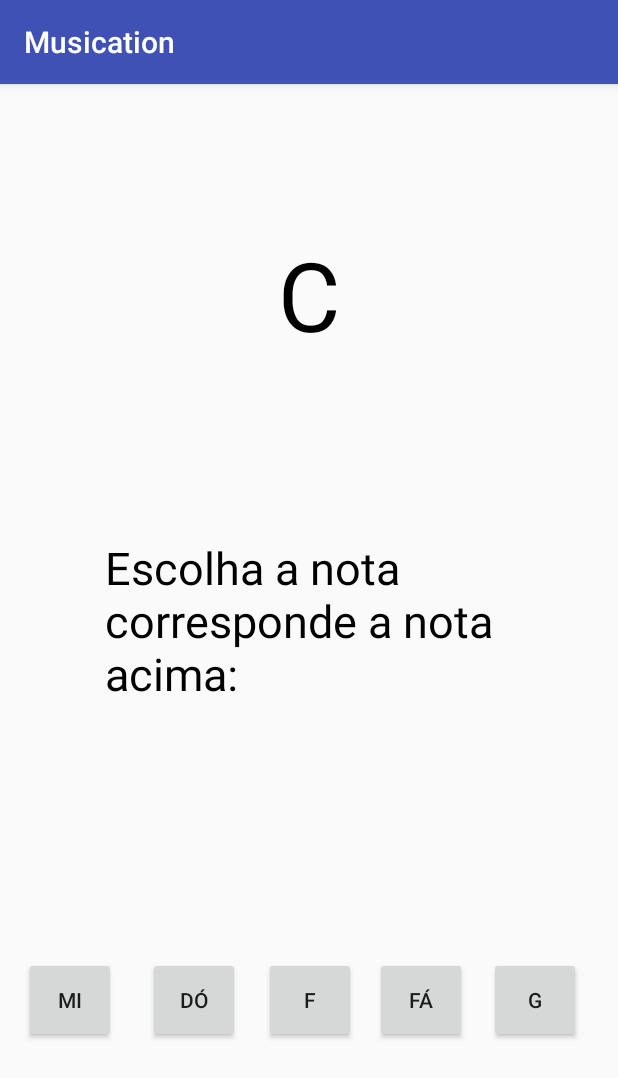
After one commit to BrenoUSP/MusicApp, an Android app: the lvl2_notmus_2 screen opened directly, with no data from a screen before it, on a phone screen of 412 x 824 dp. The commit adds this screen. Shown: the top 1078 px of the screen. Run offline under Robolectric (Android 15) with nearby library versions, the phone set to English and light mode, and no system bars.

Commit message:
Preparação de tela de questão.

```diff
--- a/Software/Musication/app/src/main/AndroidManifest.xml
+++ b/Software/Musication/app/src/main/AndroidManifest.xml
@@ -12,7 +12,7 @@
         <activity
             android:name=".LoginActivity"
             android:label="@string/app_name"
-            android:theme="@style/AppTheme.NoActionBar"></activity>
+            android:theme="@style/AppTheme.NoActionBar" />
         <activity
             android:name=".InfoActivity"
             android:label="Info"
@@ -30,7 +30,8 @@
                 <category android:name="android.intent.category.LAUNCHER" />
             </intent-filter>
         </activity>
-        <activity android:name=".lvl2_notmus_1"></activity>
+        <activity android:name=".lvl2_notmus_1" />
+        <activity android:name=".lvl2_notmus_2"></activity>
     </application>
 
 </manifest>
--- /dev/null
+++ b/Software/Musication/app/src/main/java/efestus/musication/lvl2_notmus_2.java
@@ -0,0 +1,13 @@
+package efestus.musication;
+
+import android.support.v7.app.AppCompatActivity;
+import android.os.Bundle;
+
+public class lvl2_notmus_2 extends AppCompatActivity {
+
+    @Override
+    protected void onCreate(Bundle savedInstanceState) {
+        super.onCreate(savedInstanceState);
+        setContentView(R.layout.activity_lvl2_notmus_2);
+    }
+}
--- a/Software/Musication/app/src/main/res/layout/activity_lvl2_notmus_1.xml
+++ b/Software/Musication/app/src/main/res/layout/activity_lvl2_notmus_1.xml
@@ -10,12 +10,8 @@
         android:id="@+id/scrollView3"
         android:layout_width="371dp"
         android:layout_height="504dp"
-        android:layout_marginBottom="8dp"
-        android:layout_marginEnd="8dp"
         android:layout_marginLeft="8dp"
-        android:layout_marginRight="8dp"
         android:layout_marginStart="8dp"
-        android:layout_marginTop="8dp"
         app:layout_constraintBottom_toBottomOf="parent"
         app:layout_constraintEnd_toEndOf="parent"
         app:layout_constraintHorizontal_bias="0.0"
@@ -24,13 +20,13 @@
         app:layout_constraintVertical_bias="0.0">
 
         <LinearLayout
-            android:layout_width="match_parent"
-            android:layout_height="wrap_content"
+            android:layout_width="wrap_content"
+            android:layout_height="match_parent"
             android:orientation="vertical">
 
             <TextView
                 android:id="@+id/textView3"
-                android:layout_width="match_parent"
+                android:layout_width="325dp"
                 android:layout_height="wrap_content"
                 android:layout_marginBottom="8dp"
                 android:layout_marginEnd="8dp"
@@ -86,7 +82,7 @@
             <TextView
                 android:id="@+id/textView11"
                 android:layout_width="match_parent"
-                android:layout_height="wrap_content"
+                android:layout_height="73dp"
                 android:layout_marginBottom="8dp"
                 android:layout_marginEnd="8dp"
                 android:layout_marginLeft="8dp"
--- /dev/null
+++ b/Software/Musication/app/src/main/res/layout/activity_lvl2_notmus_2.xml
@@ -0,0 +1,137 @@
+<?xml version="1.0" encoding="utf-8"?>
+<android.support.constraint.ConstraintLayout xmlns:android="http://schemas.android.com/apk/res/android"
+    xmlns:app="http://schemas.android.com/apk/res-auto"
+    xmlns:tools="http://schemas.android.com/tools"
+    android:layout_width="match_parent"
+    android:layout_height="match_parent"
+    tools:context=".lvl2_notmus_2">
+
+    <TextView
+        android:id="@+id/textView1"
+        android:layout_width="wrap_content"
+        android:layout_height="wrap_content"
+        android:layout_marginBottom="8dp"
+        android:layout_marginEnd="8dp"
+        android:layout_marginLeft="8dp"
+        android:layout_marginRight="8dp"
+        android:layout_marginStart="8dp"
+        android:layout_marginTop="8dp"
+        android:text="C"
+        android:textColor="@android:color/background_dark"
+        android:textSize="64sp"
+        app:layout_constraintBottom_toBottomOf="parent"
+        app:layout_constraintEnd_toEndOf="parent"
+        app:layout_constraintStart_toStartOf="parent"
+        app:layout_constraintTop_toTopOf="parent"
+        app:layout_constraintVertical_bias="0.134" />
+
+    <TextView
+        android:id="@+id/textView2"
+        android:layout_width="272dp"
+        android:layout_height="108dp"
+        android:layout_marginBottom="8dp"
+        android:layout_marginEnd="8dp"
+        android:layout_marginLeft="8dp"
+        android:layout_marginRight="8dp"
+        android:layout_marginStart="8dp"
+        android:layout_marginTop="8dp"
+        android:text="Escolha a nota corresponde a nota acima:"
+        android:textColor="@android:color/background_dark"
+        android:textSize="30sp"
+        app:layout_constraintBottom_toBottomOf="parent"
+        app:layout_constraintEnd_toEndOf="parent"
+        app:layout_constraintStart_toStartOf="parent"
+        app:layout_constraintTop_toTopOf="parent"
+        app:layout_constraintVertical_bias="0.457" />
+
+    <Button
+        android:id="@+id/button1"
+        android:layout_width="61dp"
+        android:layout_height="57dp"
+        android:layout_marginBottom="8dp"
+        android:layout_marginEnd="8dp"
+        android:layout_marginLeft="8dp"
+        android:layout_marginRight="8dp"
+        android:layout_marginStart="8dp"
+        android:layout_marginTop="8dp"
+        android:text="G"
+        app:layout_constraintBottom_toBottomOf="parent"
+        app:layout_constraintEnd_toEndOf="parent"
+        app:layout_constraintHorizontal_bias="0.272"
+        app:layout_constraintStart_toEndOf="@+id/button2"
+        app:layout_constraintTop_toTopOf="parent"
+        app:layout_constraintVertical_bias="0.826" />
+
+    <Button
+        android:id="@+id/button2"
+        android:layout_width="61dp"
+        android:layout_height="57dp"
+        android:layout_marginBottom="8dp"
+        android:layout_marginEnd="8dp"
+        android:layout_marginLeft="8dp"
+        android:layout_marginRight="8dp"
+        android:layout_marginStart="8dp"
+        android:layout_marginTop="8dp"
+        android:text="fá"
+        app:layout_constraintBottom_toBottomOf="parent"
+        app:layout_constraintEnd_toEndOf="parent"
+        app:layout_constraintHorizontal_bias="0.047"
+        app:layout_constraintStart_toEndOf="@+id/button3"
+        app:layout_constraintTop_toTopOf="parent"
+        app:layout_constraintVertical_bias="0.826" />
+
+    <Button
+        android:id="@+id/button3"
+        android:layout_width="61dp"
+        android:layout_height="57dp"
+        android:layout_marginBottom="8dp"
+        android:layout_marginEnd="8dp"
+        android:layout_marginLeft="8dp"
+        android:layout_marginRight="8dp"
+        android:layout_marginStart="8dp"
+        android:layout_marginTop="8dp"
+        android:text="F"
+        app:layout_constraintBottom_toBottomOf="parent"
+        app:layout_constraintEnd_toEndOf="parent"
+        app:layout_constraintHorizontal_bias="0.501"
+        app:layout_constraintStart_toStartOf="parent"
+        app:layout_constraintTop_toTopOf="parent"
+        app:layout_constraintVertical_bias="0.826" />
+
+    <Button
+        android:id="@+id/button4"
+        android:layout_width="61dp"
+        android:layout_height="57dp"
+        android:layout_marginBottom="8dp"
+        android:layout_marginEnd="8dp"
+        android:layout_marginLeft="8dp"
+        android:layout_marginRight="8dp"
+        android:layout_marginStart="8dp"
+        android:layout_marginTop="8dp"
+        android:text="dó"
+        app:layout_constraintBottom_toBottomOf="parent"
+        app:layout_constraintEnd_toStartOf="@+id/button3"
+        app:layout_constraintHorizontal_bias="0.625"
+        app:layout_constraintStart_toEndOf="@+id/button5"
+        app:layout_constraintTop_toTopOf="parent"
+        app:layout_constraintVertical_bias="0.826" />
+
+    <Button
+        android:id="@+id/button5"
+        android:layout_width="61dp"
+        android:layout_height="57dp"
+        android:layout_marginBottom="8dp"
+        android:layout_marginEnd="8dp"
+        android:layout_marginLeft="16dp"
+        android:layout_marginRight="8dp"
+        android:layout_marginStart="16dp"
+        android:layout_marginTop="8dp"
+        android:text="mi"
+        app:layout_constraintBottom_toBottomOf="parent"
+        app:layout_constraintEnd_toEndOf="parent"
+        app:layout_constraintHorizontal_bias="0.0"
+        app:layout_constraintStart_toStartOf="parent"
+        app:layout_constraintTop_toTopOf="parent"
+        app:layout_constraintVertical_bias="0.826" />
+
+</android.support.constraint.ConstraintLayout>
```
